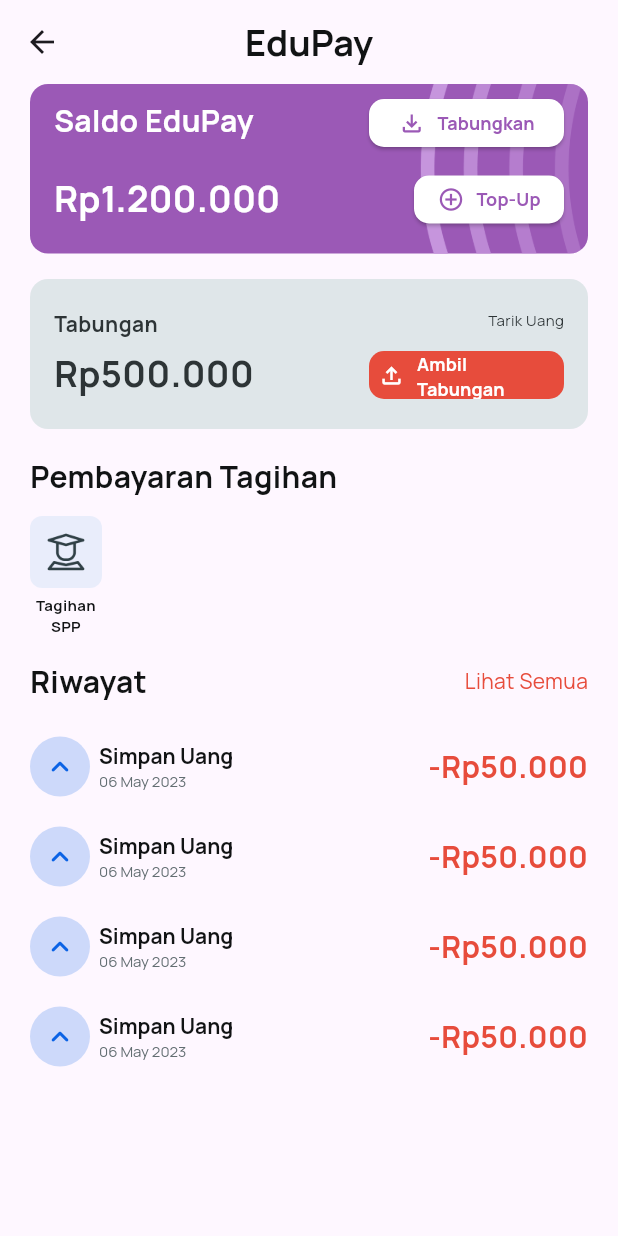
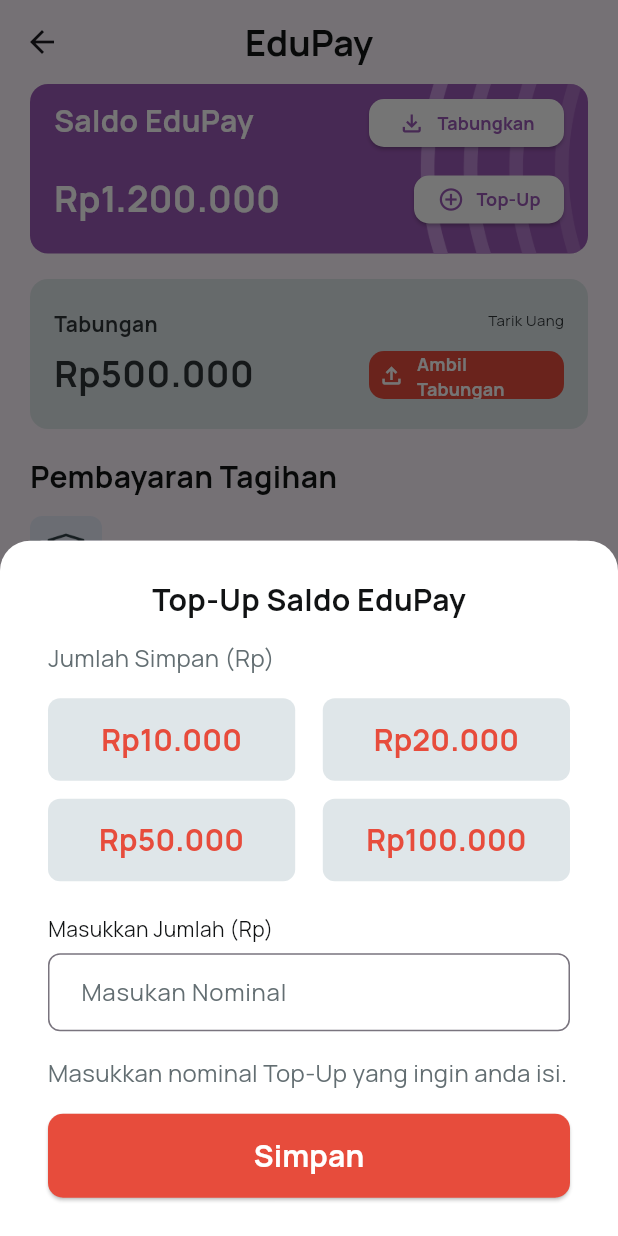
Before and after one commit to AhmadJaenal/school_app, a Flutter app: the Edupay screen opened by its route, after a tap on "Top-Up", on a phone screen of 412 x 824 dp. Run offline on Flutter 3.47's test engine with Material 3 defaults, Android fonts, the phone set to English and light mode, and no system bars; our stand-ins replace camera, carousel_slider, flutter_map, gap, get, google_fonts and 3 more.

```diff
--- a/lib/screens/homePage/edupay/edupay.dart
+++ b/lib/screens/homePage/edupay/edupay.dart
@@ -190,7 +190,89 @@ class Edupay extends StatelessWidget {
                         width: 100,
                         height: 32,
                         child: ElevatedButton.icon(
-                          onPressed: () {},
+                          onPressed: () {
+                            showModalBottomSheet(
+                              context: context,
+                              builder: (context) => Container(
+                                width: double.infinity,
+                                padding: const EdgeInsets.symmetric(
+                                    horizontal: 32, vertical: 25),
+                                decoration: BoxDecoration(
+                                  borderRadius: const BorderRadius.vertical(
+                                    top: Radius.circular(20),
+                                  ),
+                                  color: AppColors.white,
+                                ),
+                                child: Column(
+                                  crossAxisAlignment: CrossAxisAlignment.start,
+                                  children: [
+                                    Center(
+                                      child: Text(
+                                        'Top-Up Saldo EduPay',
+                                        style: AppTextStyle.h3.copyWith(
+                                          color: AppColors.black,
+                                        ),
+                                      ),
+                                    ),
+                                    const Gap(12),
+                                    Text(
+                                      'Jumlah Simpan (Rp)',
+                                      style: AppTextStyle.paragraphL.copyWith(
+                                        color: AppColors.black80,
+                                      ),
+                                    ),
+                                    const Gap(16),
+                                    Row(
+                                      mainAxisAlignment:
+                                          MainAxisAlignment.spaceBetween,
+                                      children: [
+                                        CardNominal(
+                                          amount: '10.000',
+                                          onPressed: () {},
+                                        ),
+                                        CardNominal(
+                                          amount: '20.000',
+                                          onPressed: () {},
+                                        ),
+                                      ],
+                                    ),
+                                    const Gap(12),
+                                    Row(
+                                      mainAxisAlignment:
+                                          MainAxisAlignment.spaceBetween,
+                                      children: [
+                                        CardNominal(
+                                          amount: '50.000',
+                                          onPressed: () {},
+                                        ),
+                                        CardNominal(
+                                          amount: '100.000',
+                                          onPressed: () {},
+                                        ),
+                                      ],
+                                    ),
+                                    const Gap(12),
+                                    CustomTextField(
+                                      hintText: 'Masukan Nominal',
+                                      titleTextField: 'Masukkan Jumlah (Rp)',
+                                      textController: amountController,
+                                    ),
+                                    const Gap(16),
+                                    Text(
+                                      'Masukkan nominal Top-Up yang ingin anda isi.',
+                                      style: AppTextStyle.paragraphL.copyWith(
+                                        color: AppColors.black80,
+                                      ),
+                                      textAlign: TextAlign.center,
+                                    ),
+                                    const Gap(16),
+                                    PrimaryButton(
+                                        titleButton: 'Simpan', ontap: () {}),
+                                  ],
+                                ),
+                              ),
+                            );
+                          },
                           style: ElevatedButton.styleFrom(
                             backgroundColor: AppColors.white,
                             minimumSize: const Size(double.infinity, 56),
@@ -256,7 +338,48 @@ class Edupay extends StatelessWidget {
                         width: 130,
                         height: 32,
                         child: ElevatedButton.icon(
-                          onPressed: () {},
+                          onPressed: () {
+                            showModalBottomSheet(
+                              context: context,
+                              isScrollControlled: true,
+                              builder: (context) => Container(
+                                padding:
+                                    const EdgeInsets.symmetric(horizontal: 32),
+                                height: 300,
+                                child: Column(
+                                  crossAxisAlignment: CrossAxisAlignment.start,
+                                  children: [
+                                    const Gap(16),
+                                    Center(
+                                      child: Text(
+                                        'Ambil Uang',
+                                        style: AppTextStyle.h3.copyWith(
+                                          color: AppColors.black,
+                                        ),
+                                      ),
+                                    ),
+                                    const Gap(12),
+                                    CustomTextField(
+                                      hintText: 'Masukkan Jumlah (Rp)',
+                                      titleTextField: 'Masukkan Nominal',
+                                      textController: amountController,
+                                    ),
+                                    const Gap(16),
+                                    Text(
+                                      'Masukkan nominal uang yang akan Anda Ambil.',
+                                      style: AppTextStyle.paragraphL.copyWith(
+                                        color: AppColors.black80,
+                                      ),
+                                      textAlign: TextAlign.center,
+                                    ),
+                                    const Gap(16),
+                                    PrimaryButton(
+                                        titleButton: 'Simpan', ontap: () {}),
+                                  ],
+                                ),
+                              ),
+                            );
+                          },
                           style: ElevatedButton.styleFrom(
                             elevation: 0,
                             backgroundColor: AppColors.primary1,
@@ -355,87 +478,3 @@ class Edupay extends StatelessWidget {
     );
   }
 }
-
-
-
-// showModalBottomSheet(
-//                               context: context,
-//                               builder: (context) => Container(
-//                                 width: double.infinity,
-//                                 padding: const EdgeInsets.symmetric(
-//                                     horizontal: 32, vertical: 25),
-//                                 decoration: BoxDecoration(
-//                                   borderRadius: const BorderRadius.vertical(
-//                                     top: Radius.circular(20),
-//                                   ),
-//                                   color: AppColors.white,
-//                                 ),
-//                                 child: Column(
-//                                   crossAxisAlignment: CrossAxisAlignment.start,
-//                                   children: [
-//                                     Center(
-//                                       child: Text(
-//                                         'Tabungkan',
-//                                         style: AppTextStyle.h3.copyWith(
-//                                           color: AppColors.black,
-//                                         ),
-//                                       ),
-//                                     ),
-//                                     const Gap(12),
-//                                     Text(
-//                                       'Jumlah Simpan (Rp)',
-//                                       style: AppTextStyle.paragraphL.copyWith(
-//                                         color: AppColors.black80,
-//                                       ),
-//                                     ),
-//                                     const Gap(16),
-//                                     Row(
-//                                       mainAxisAlignment:
-//                                           MainAxisAlignment.spaceBetween,
-//                                       children: [
-//                                         CardNominal(
-//                                           amount: '10.000',
-//                                           onPressed: () {},
-//                                         ),
-//                                         CardNominal(
-//                                           amount: '20.000',
-//                                           onPressed: () {},
-//                                         ),
-//                                       ],
-//                                     ),
-//                                     const Gap(12),
-//                                     Row(
-//                                       mainAxisAlignment:
-//                                           MainAxisAlignment.spaceBetween,
-//                                       children: [
-//                                         CardNominal(
-//                                           amount: '50.000',
-//                                           onPressed: () {},
-//                                         ),
-//                                         CardNominal(
-//                                           amount: '100.000',
-//                                           onPressed: () {},
-//                                         ),
-//                                       ],
-//                                     ),
-//                                     const Gap(12),
-//                                     CustomTextField(
-//                                       hintText: 'Masukan Nominal',
-//                                       titleTextField: 'Masukkan Jumlah (Rp)',
-//                                       textController: amountController,
-//                                     ),
-//                                     const Gap(16),
-//                                     Text(
-//                                       'Masukkan nominal uang yang akan Anda/n Tabungkan.',
-//                                       style: AppTextStyle.paragraphL.copyWith(
-//                                         color: AppColors.black80,
-//                                       ),
-//                                       textAlign: TextAlign.center,
-//                                     ),
-//                                     const Gap(16),
-//                                     PrimaryButton(
-//                                         titleButton: 'Simpan', ontap: () {}),
-//                                   ],
-//                                 ),
-//                               ),
-//                             );
```
